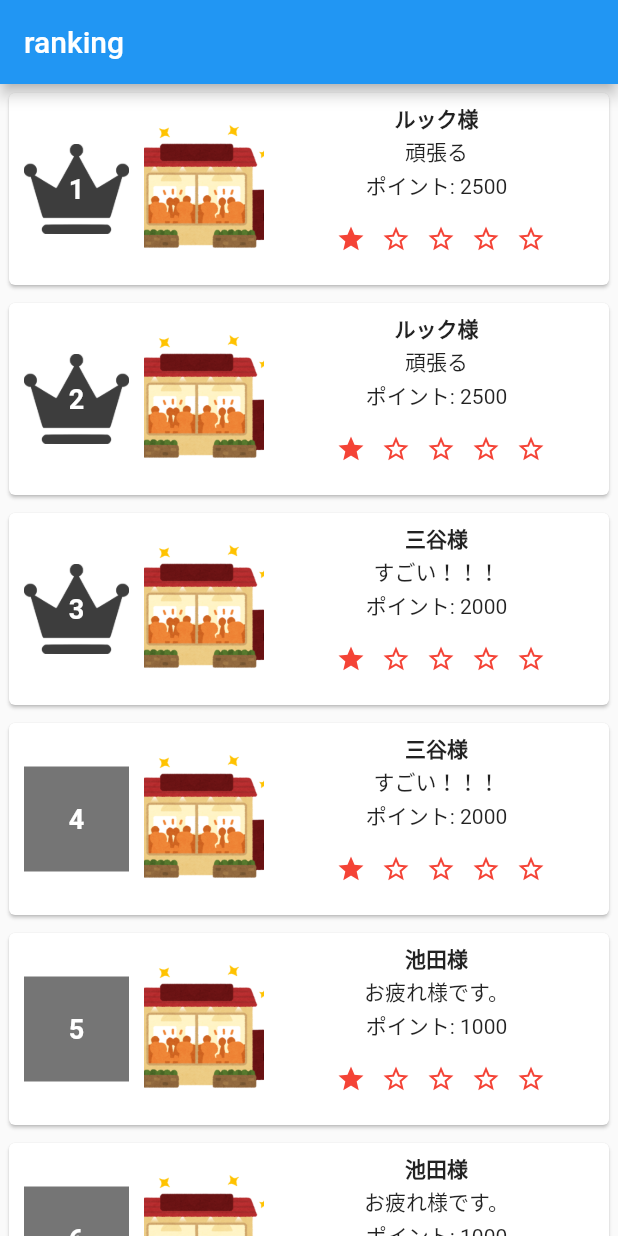
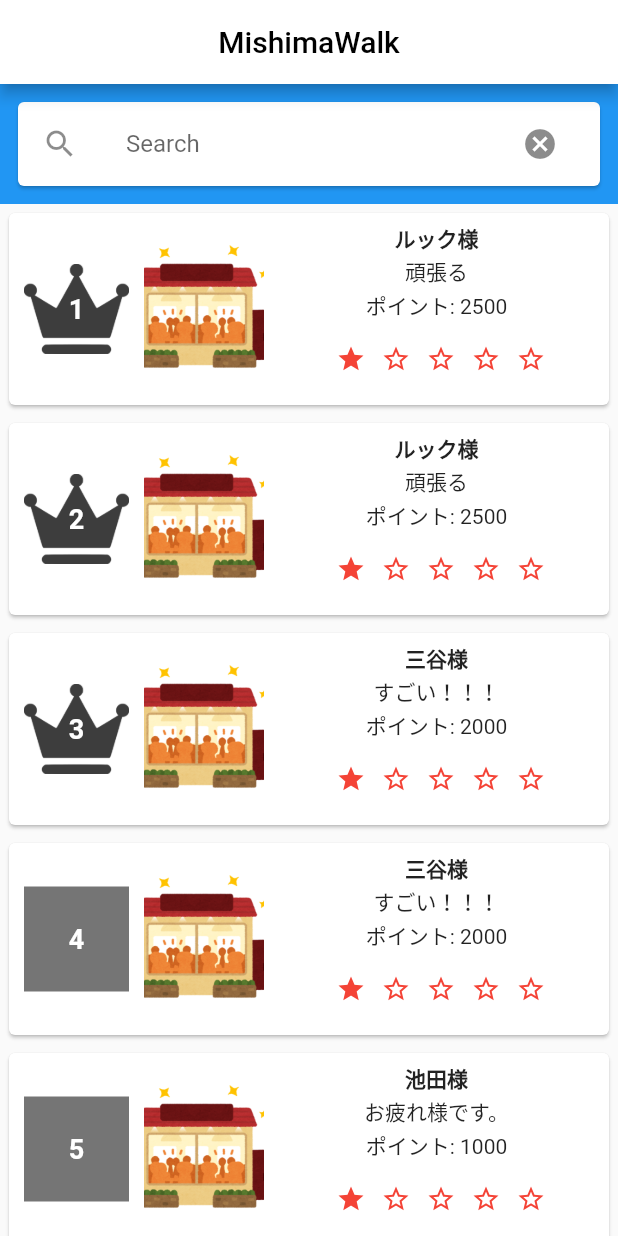
Before and after one commit to hackvideo01/hakathon, a Flutter app: the RankingRankings screen opened directly, on a phone screen of 412 x 824 dp. Run offline on Flutter 3.47's test engine with Material 2 defaults, Android fonts, the phone set to English and light mode, and no system bars; our stand-ins replace geocoding, geolocator, google_maps_flutter, sqflite; missing offline and left inert: flutter_polyline_points; accounts and stored records are empty.

Commit message:
ranking update

```diff
--- a/lib/db/database_helper.dart
+++ b/lib/db/database_helper.dart
@@ -1,4 +1,3 @@
-import 'dart:ffi';
 import 'package:flutter/material.dart';
 import 'package:flutter/foundation.dart';
 import 'package:sqflite/sqflite.dart' as sql;
--- a/lib/ranking/ranking.dart
+++ b/lib/ranking/ranking.dart
@@ -208,6 +208,8 @@ class RankingsBox extends StatelessWidget {
   }
 }
 
+TextEditingController controller = new TextEditingController();
+
 class RankingRankings extends StatelessWidget {
   RankingRankings({Key? key, required this.title}) : super(key: key);
   final String title;
@@ -215,8 +217,42 @@ class RankingRankings extends StatelessWidget {
   @override
   Widget build(BuildContext context) {
     return Scaffold(
-        appBar: AppBar(title: Text("ranking")),
-        body: ListView.builder(
+      appBar: AppBar(
+        backgroundColor: Colors.white,
+        title: Text(
+          'MishimaWalk',
+          style: TextStyle(color: Colors.black),
+        ),
+        centerTitle: true,
+      ),
+      body: new Column(
+        children: <Widget>[
+          new Container(
+            color: Theme.of(context).primaryColor,
+            child: new Padding(
+              padding: const EdgeInsets.all(8.0),
+              child: new Card(
+                child: new ListTile(
+                  leading: new Icon(Icons.search),
+                  title: new TextField(
+                    controller: controller,
+                    decoration: new InputDecoration(
+                        hintText: 'Search', border: InputBorder.none),
+                    // onChanged: onSearchTextChanged,
+                  ),
+                  trailing: new IconButton(
+                    icon: new Icon(Icons.cancel),
+                    onPressed: () {
+                      controller.clear();
+                      // onSearchTextChanged('');
+                    },
+                  ),
+                ),
+              ),
+            ),
+          ),
+          new Expanded(
+              child: ListView.builder(
             itemCount: items.length,
             itemBuilder: (context, index) {
               return GestureDetector(
@@ -231,10 +267,26 @@ class RankingRankings extends StatelessWidget {
                 },
               );
             },
-        ));
+          ))
+        ],
+      ),
+    );
   }
 }
+// onSearchTextChanged(String text) async {
+//     _searchResult.clear();
+//     if (text.isEmpty) {
+//       setState(() {});
+//       return;
+//     }
 
+//     _userDetails.forEach((userDetail) {
+//       if (userDetail.firstName.contains(text) ||
+//           userDetail.lastName.contains(text)) _searchResult.add(userDetail);
+//     });
+
+//     setState(() {});
+//   }
 class RankingPage extends StatelessWidget {
   RankingPage({Key? key, required this.item}) : super(key: key);
   final Rankings item;
```
Lines whose indentation alone changed are shown as unchanged.
